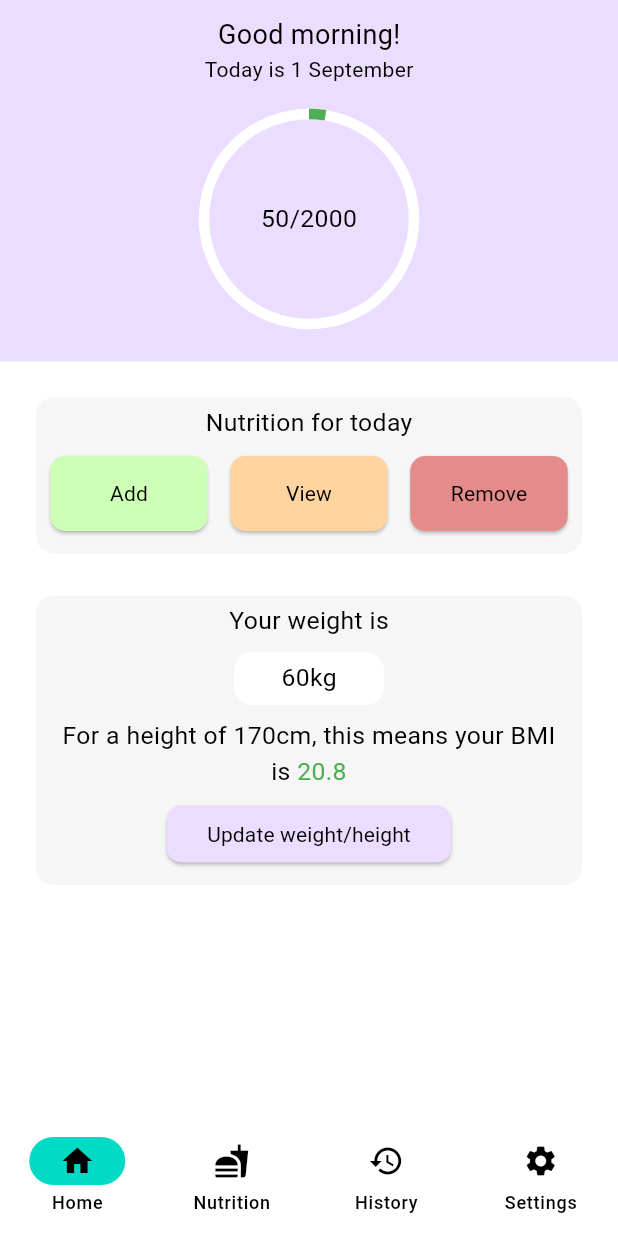
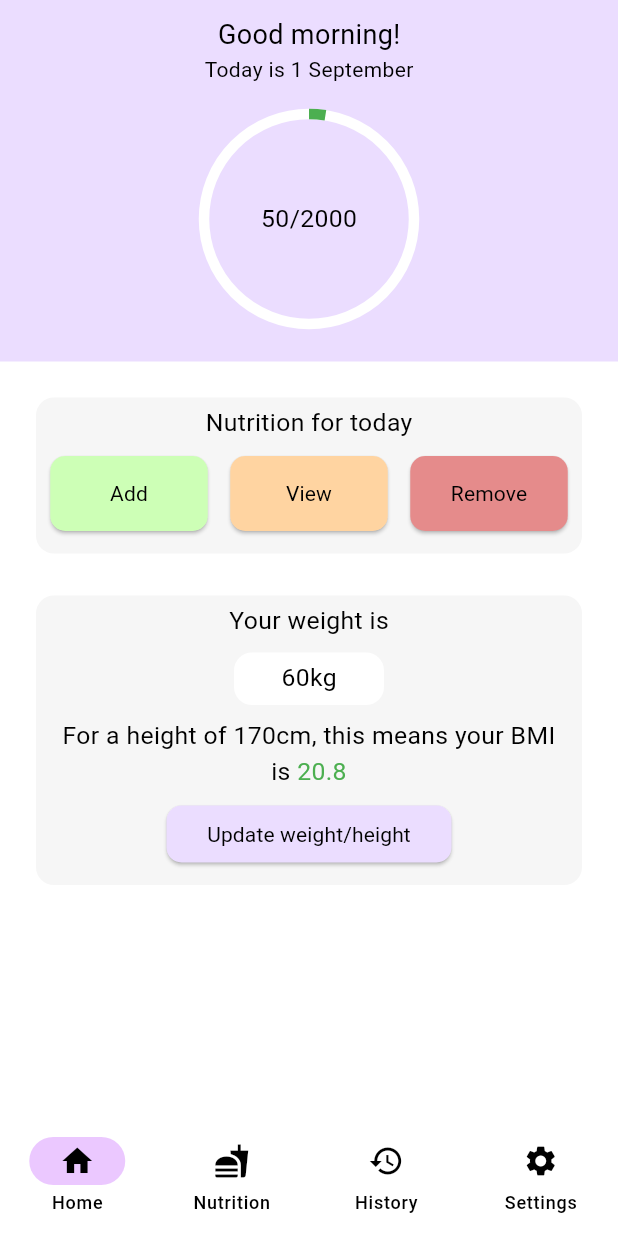
Before and after one commit to smstone0/Caloric, a Flutter app: the screen it shows after launch, on a phone screen of 412 x 824 dp. Run offline on Flutter 3.47's test engine with Material 2 defaults, Android fonts, the phone set to English and light mode, and no system bars; our stand-ins replace sqflite; accounts and stored records are empty.

Commit message:
Improve dark mode appearance and nav bar select colour

```diff
--- a/lib/main.dart
+++ b/lib/main.dart
@@ -36,6 +36,10 @@ class _MyAppState extends State<MyApp> {
     setState(() {
       themeMode = theme;
     });
+  }
+
+  ThemeMode getThemeMode() {
+    return themeMode;
   }
 
   ThemeData lightTheme = ThemeData(
@@ -132,6 +136,7 @@ class _MyHomePageState extends State<MyHomePage> {
 
     return Scaffold(
       bottomNavigationBar: NavigationBar(
+        indicatorColor: Theme.of(context).primaryColor.withGreen(200),
         destinations: const [
           NavigationDestination(icon: Icon(Icons.home), label: 'Home'),
           NavigationDestination(icon: Icon(Icons.fastfood), label: 'Nutrition'),
--- a/lib/widgets/grey_card.dart
+++ b/lib/widgets/grey_card.dart
@@ -1,4 +1,5 @@
 import 'package:flutter/material.dart';
+import 'package:caloric/main.dart';
 
 class GreyCard extends StatelessWidget {
   const GreyCard({super.key, required this.child});
@@ -7,11 +8,20 @@ class GreyCard extends StatelessWidget {
 
   @override
   Widget build(BuildContext context) {
+    Color colour;
+    Brightness systemBrightness = MediaQuery.of(context).platformBrightness;
+    if (MyApp.of(context)!.getThemeMode() == ThemeMode.light ||
+        (MyApp.of(context)!.getThemeMode() == ThemeMode.system &&
+            systemBrightness == Brightness.light)) {
+      colour = const Color.fromRGBO(217, 217, 217, 0.25);
+    } else {
+      colour = const Color.fromRGBO(217, 217, 217, 0.1);
+    }
     return Padding(
       padding: const EdgeInsets.fromLTRB(20, 0, 20, 0),
       child: Card(
         elevation: 0,
-        color: const Color.fromRGBO(217, 217, 217, 0.25),
+        color: colour,
         child: SizedBox(
           width: double.infinity,
           child: child,
```
